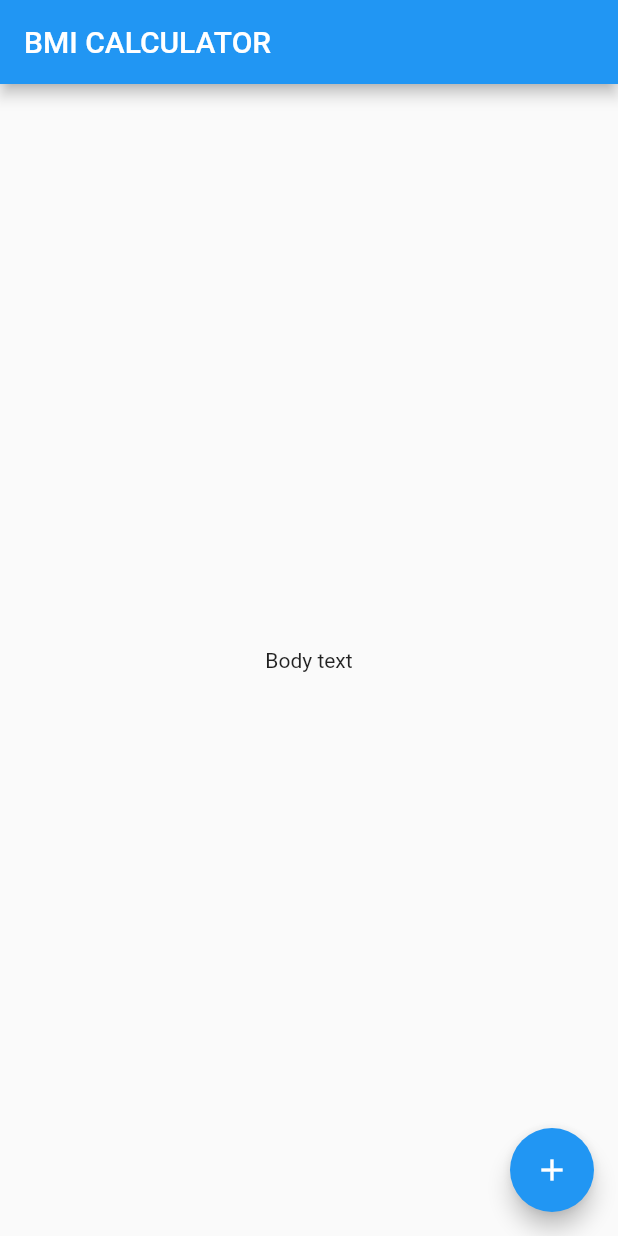
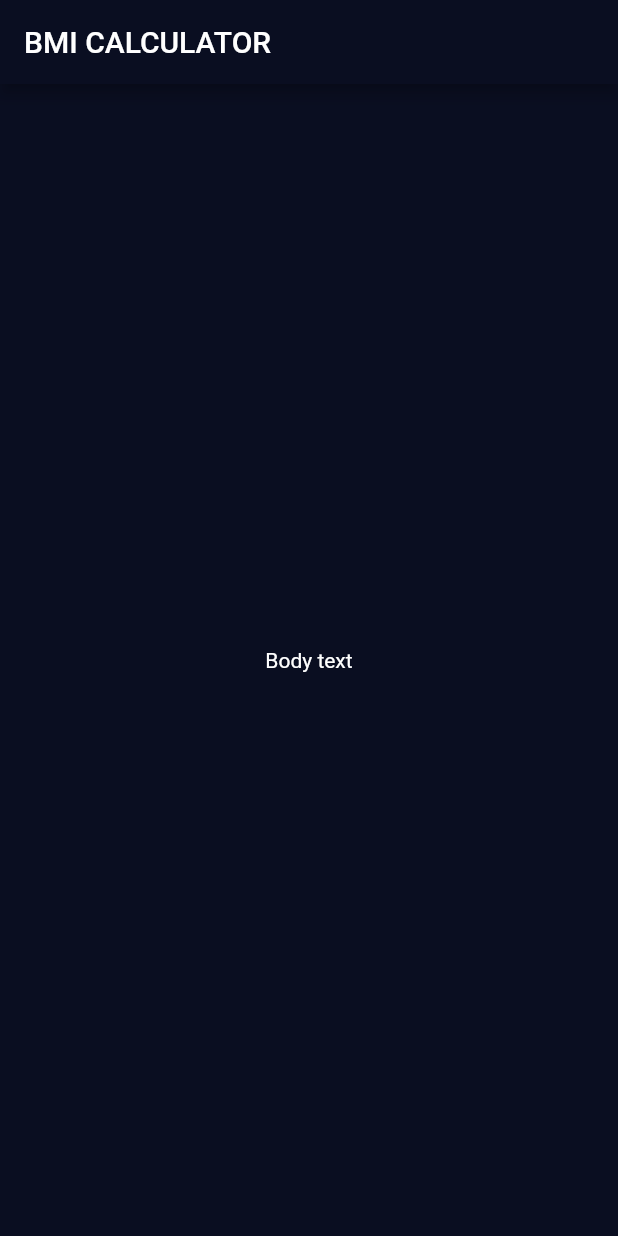
Before and after one commit to Al-AizHashim/bmi_calculator, a Flutter app: the screen it shows after launch, on a phone screen of 412 x 824 dp. Run offline on Flutter 3.47's test engine with Material 2 defaults, Android fonts, the phone set to English and light mode, and no system bars.

Commit message:
Project files are orgnized

```diff
--- /dev/null
+++ b/lib/input_page.dart
@@ -0,0 +1,26 @@
+import 'package:flutter/material.dart';
+
+class InputPage extends StatefulWidget {
+  InputPage({Key key, this.title}) : super(key: key);
+
+  final String title;
+
+  @override
+  _InputPageState createState() => _InputPageState();
+}
+
+class _InputPageState extends State<InputPage> {
+  @override
+  Widget build(BuildContext context) {
+    return Scaffold(
+      appBar: AppBar(
+        title: Text("BMI CALCULATOR"),
+      ),
+      body: Center(
+        child: Text(
+          'Body text',
+        ),
+      ),
+    );
+  }
+}
--- a/lib/main.dart
+++ b/lib/main.dart
@@ -1,44 +1,21 @@
+import 'package:flutter/cupertino.dart';
 import 'package:flutter/material.dart';
+import 'input_page.dart';
 
 void main() {
   runApp(BIMCalculator());
 }
 
 class BIMCalculator extends StatelessWidget {
-  // This widget is the root of your application.
   @override
   Widget build(BuildContext context) {
     return MaterialApp(
       title: 'Flutter Demo',
-      home: InputPage(title: 'Flutter Demo Home Page'),
+      theme: ThemeData.dark().copyWith(
+          primaryColor: Color(0xFF0A0e21),
+          scaffoldBackgroundColor: Color(0xFF0A0e21)),
+      debugShowCheckedModeBanner: false,
+      home: InputPage(),
     );
   }
 }
-
-class InputPage extends StatefulWidget {
-  InputPage({Key key, this.title}) : super(key: key);
-
-  final String title;
-
-  @override
-  _InputPageState createState() => _InputPageState();
-}
-
-class _InputPageState extends State<InputPage> {
-  @override
-  Widget build(BuildContext context) {
-    return Scaffold(
-      appBar: AppBar(
-        title: Text("BMI CALCULATOR"),
-      ),
-      body: Center(
-        child: Text(
-          'Body text',
-        ),
-      ),
-      floatingActionButton: FloatingActionButton(
-        child: Icon(Icons.add),
-      ),
-    );
-  }
-}
```
Also changed, not shown: 1 other file.
